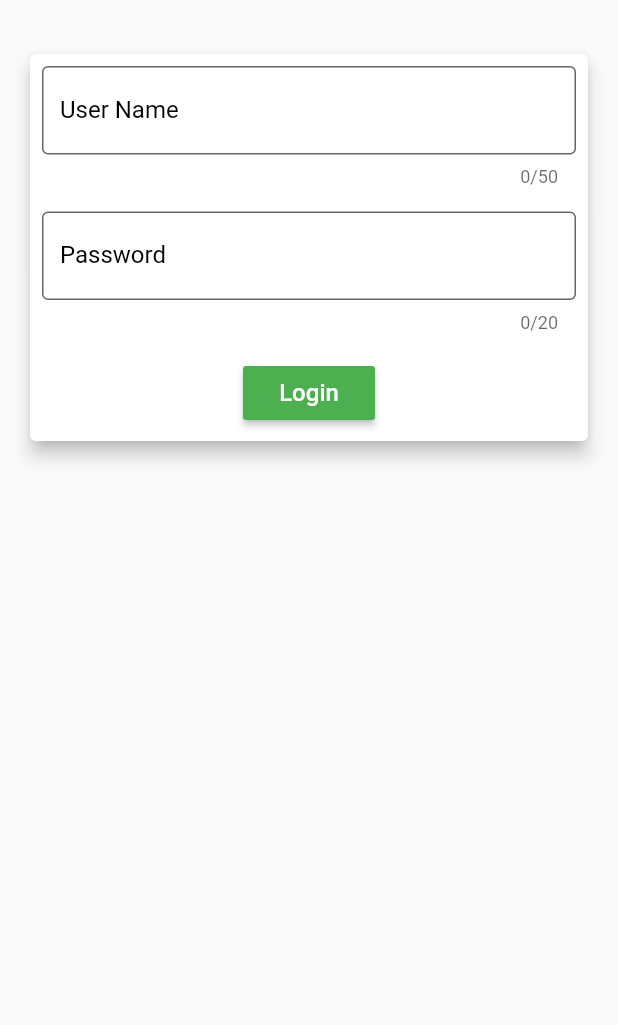
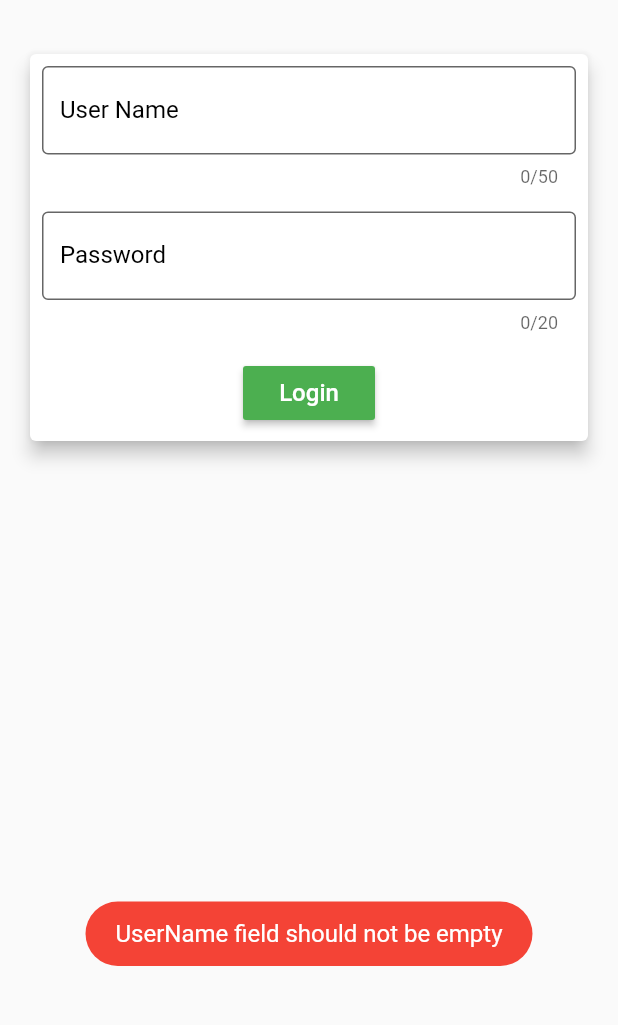
Before and after one commit to ajayhack/FlutterEcommerceApp, a Flutter app: the Login screen opened directly, after a tap on "Login", on a phone screen of 412 x 824 dp, the part 174-1199 px from its top. Run offline on Flutter 3.47's test engine with Material 2 defaults, Android fonts, the phone set to English and light mode, and no system bars; our stand-ins replace carousel_pro, fluttertoast, shared_preferences, sqflite; accounts and stored records are empty.

Commit message:
1.SignUp Validation Added 2.Login Validation Added 3.Dashboard Welcome Message Added.

```diff
--- /dev/null
+++ b/flutter_native_splash.yaml
@@ -0,0 +1,3 @@
+flutter_native_splash:
+  color: "42a5f5"
+  fill: true
--- a/lib/main.dart
+++ b/lib/main.dart
@@ -15,6 +15,7 @@ Future<void> main() async {
   )
   );
 }
+
 
 class MyApp extends StatelessWidget {
   @override
--- a/lib/screens/login.dart
+++ b/lib/screens/login.dart
@@ -2,6 +2,7 @@ import 'package:flutter/material.dart';
 import 'package:indian_ecommerce_app/database/database_helper.dart';
 import 'package:shared_preferences/shared_preferences.dart';
 import 'package:indian_ecommerce_app/screens/dashboard.dart';
+import 'package:fluttertoast/fluttertoast.dart';
 
 class Login extends StatefulWidget {
   @override
@@ -93,7 +94,7 @@ class LogIn extends State<Login> {
                         textColor: Colors.white,
                         color: Colors.green,
                         onPressed: () {
-                          doLogin(context);
+                          doLogin();
                         },
                         child: Text(
                           'Login',
@@ -113,15 +114,25 @@ class LogIn extends State<Login> {
     );
   }
 
-  doLogin(BuildContext context) async {
+  doLogin() async {
+    if(userNameController.text.isEmpty){
+      userValidationToast("UserName field should not be empty", Colors.red, Colors.white);
+    }else if(passwordController.text.isEmpty){
+      userValidationToast("Password field should not be empty", Colors.red, Colors.white);
+    }else {
       var login = await dbHelper.checkLogin(
           userNameController.text, passwordController.text);
       print('Login Success: $login');
       addBoolToSF();
-    if (login > 0)
-      Navigator.pushReplacement(context, MaterialPageRoute(builder: (context) => DashboardScreen()),);
+      if (login > 0) {
+        userValidationToast("User Login successfully", Colors.green, Colors.white);
+        Navigator.pushReplacement(
+          context, MaterialPageRoute(builder: (context) => DashboardScreen()),);
+      }
       else {
+        userValidationToast("User Login Failed , Please check your UserName & Password", Colors.red, Colors.white);
         print('Login Failed: $login');
+      }
     }
   }
 
@@ -129,4 +140,17 @@ class LogIn extends State<Login> {
     SharedPreferences prefs = await SharedPreferences.getInstance();
     prefs.setBool('isLogin', true);
   }
+
+  //Below method is used to show Login Validation Toast Message in App:-
+  userValidationToast(String validMsg , Color validBackGroundColor , Color validTextColor){
+    Fluttertoast.showToast(
+        msg: validMsg,
+        toastLength: Toast.LENGTH_SHORT,
+        gravity: ToastGravity.BOTTOM,
+        timeInSecForIos: 1,
+        backgroundColor: validBackGroundColor,
+        textColor: validTextColor,
+        fontSize: 16.0
+    );
   }
+}
--- a/pubspec.yaml
+++ b/pubspec.yaml
@@ -42,9 +42,15 @@ dependencies:
   #The Following Dependency is used for showing Toast Message in App:-
   fluttertoast: ^3.1.3
 
+  #The Following Dependency is used for showing SplashScreen in App:-
+  flutter_native_splash: ^0.1.9
+
 dev_dependencies:
   flutter_test:
     sdk: flutter
+
+  #The Following Dependency is used for showing SplashScreen in App:-
+  flutter_native_splash: ^0.1.9
 
 # For information on the generic Dart part of this file, see the
 # following page: https://dart.dev/tools/pub/pubspec
```
Also changed, not shown: lib/screens/dashboard.dart (+20 -0 lines), lib/screens/signup.dart (+4 -3 lines), pubspec.lock, 7 other files. Lines whose indentation alone changed are shown as unchanged.
